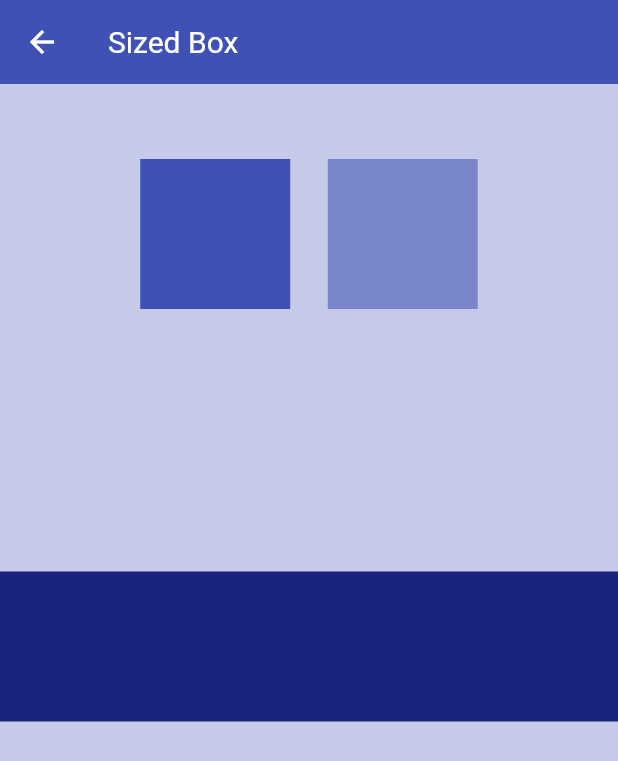
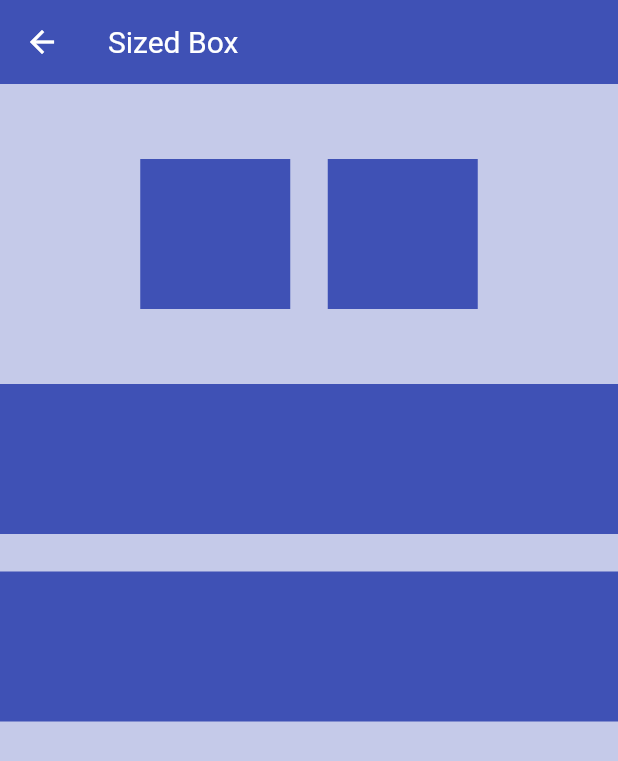
Before and after one commit to saadshd/Flutter-Widgets, a Flutter app: the MySizedBox screen opened directly, on a phone screen of 412 x 824 dp. Shown: the top 761 px of the screen. Run offline on Flutter 3.47's test engine with Material 2 defaults, Android fonts, the phone set to English and light mode, and no system bars.

Commit message:
Update sizedbox.dart

```diff
--- a/lib/15_sizedbox/sizedbox.dart
+++ b/lib/15_sizedbox/sizedbox.dart
@@ -28,7 +28,7 @@ class MySizedBox extends StatelessWidget {
               Container(
                   height: 100,
                   width: 100,
-                  color: Colors.indigo.shade300
+                  color: Colors.indigo
               ),
             ],
           ),
@@ -37,14 +37,14 @@ class MySizedBox extends StatelessWidget {
           ),
           Container(
               height: 100,
-              color: Colors.indigo.shade100
+              color: Colors.indigo
           ),
           const SizedBox(
             height: 25,
           ),
           Container(
               height: 100,
-              color: Colors.indigo.shade900
+              color: Colors.indigo
           ),
         ],
       ),
```
